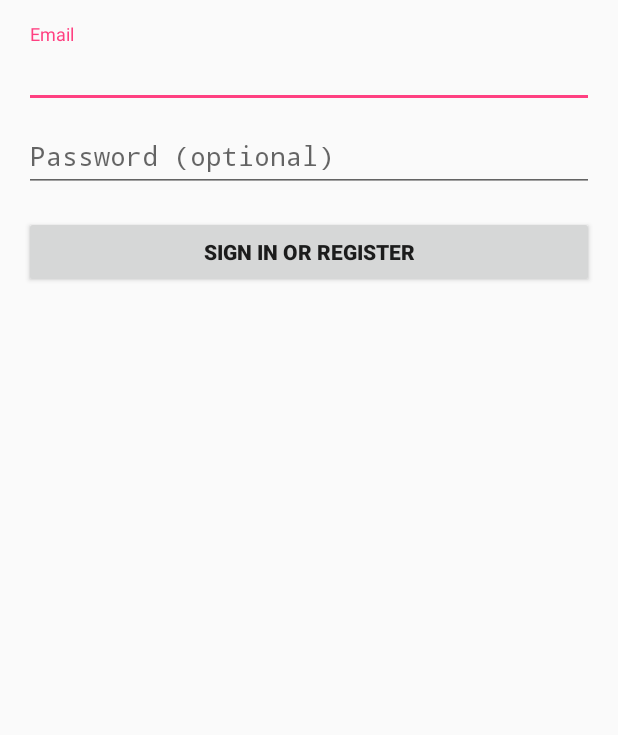
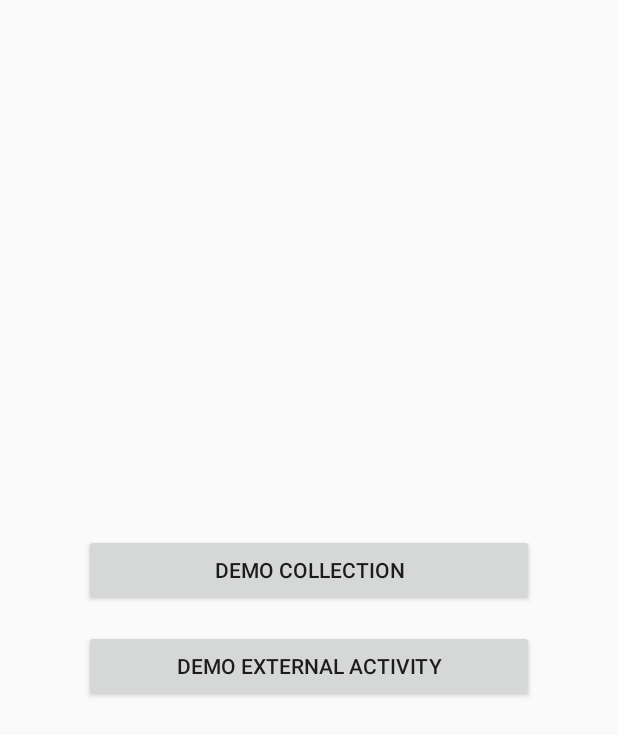
Before and after one commit to komolov-andrey/smart_aquarium, an Android app: the screen it shows after launch (LoginActivity before the commit, MainActivity after it), after a tap on "SIGN IN OR REGISTER", on a phone screen of 412 x 824 dp. Shown: the top 735 px of the screen. Run offline under Robolectric (Android 15) with nearby library versions, the phone set to English and light mode, and no system bars; 3 statements that could not run were skipped.

Commit message:
view pager don't work :(

```diff
--- a/app/src/main/AndroidManifest.xml
+++ b/app/src/main/AndroidManifest.xml
@@ -22,6 +22,8 @@
                 <category android:name="android.intent.category.LAUNCHER" />
             </intent-filter>
         </activity>
+        <activity android:name=".CollectionDemoActivity" android:label="@string/demo_collection" />
+        <activity android:name=".MainActivity" />
     </application>
 
 </manifest>
--- a/app/src/main/java/ru/mtuci/smart_aquarium/LoginActivity.java
+++ b/app/src/main/java/ru/mtuci/smart_aquarium/LoginActivity.java
@@ -1,6 +1,7 @@
 package ru.mtuci.smart_aquarium;
 
 import android.app.Activity;
+import android.content.Intent;
 import android.os.Bundle;
 import android.view.View;
 import android.view.View.OnClickListener;
@@ -35,8 +36,12 @@ public class LoginActivity extends Activity {
             @Override
             public void onClick(View view) {
                 // Обработчик кнопки
-                toast = Toast.makeText(getApplicationContext(),"Пора покормить кота!!!", Toast.LENGTH_SHORT);
-                toast.show();
+
+                    Intent intent = new Intent(LoginActivity.this, MainActivity.class);
+                    startActivity(intent);
+                    toast = Toast.makeText(getApplicationContext(), "Пользователь не авторизован", Toast.LENGTH_SHORT);
+                    toast.show();
+
             }
         });
     }
--- /dev/null
+++ b/app/src/main/java/ru/mtuci/smart_aquarium/MainActivity.java
@@ -0,0 +1,188 @@
+package ru.mtuci.smart_aquarium;
+
+import android.app.ActionBar;
+import android.app.FragmentTransaction;
+import android.content.Intent;
+import android.os.Bundle;
+import android.support.v4.app.Fragment;
+import android.support.v4.app.FragmentActivity;
+import android.support.v4.app.FragmentManager;
+import android.support.v4.app.FragmentPagerAdapter;
+import android.support.v4.view.ViewPager;
+import android.view.LayoutInflater;
+import android.view.View;
+import android.view.ViewGroup;
+import android.widget.TextView;
+
+public class MainActivity extends FragmentActivity implements ActionBar.TabListener {
+
+    /**
+     * The {@link android.support.v4.view.PagerAdapter} that will provide fragments for each of the
+     * three primary sections of the app. We use a {@link android.support.v4.app.FragmentPagerAdapter}
+     * derivative, which will keep every loaded fragment in memory. If this becomes too memory
+     * intensive, it may be best to switch to a {@link android.support.v4.app.FragmentStatePagerAdapter}.
+     */
+    AppSectionsPagerAdapter mAppSectionsPagerAdapter;
+
+    /**
+     * The {@link ViewPager} that will display the three primary sections of the app, one at a
+     * time.
+     */
+    ViewPager mViewPager;
+
+    public void onCreate(Bundle savedInstanceState) {
+        super.onCreate(savedInstanceState);
+        setContentView(R.layout.activity_main);
+
+        // Create the adapter that will return a fragment for each of the three primary sections
+        // of the app.
+        mAppSectionsPagerAdapter = new AppSectionsPagerAdapter(getSupportFragmentManager());
+
+        // Set up the action bar.
+        final ActionBar actionBar = getActionBar();
+
+        // Specify that the Home/Up button should not be enabled, since there is no hierarchical
+        // parent.
+        actionBar.setHomeButtonEnabled(false);
+
+        // Specify that we will be displaying tabs in the action bar.
+        actionBar.setNavigationMode(ActionBar.NAVIGATION_MODE_TABS);
+
+        // Set up the ViewPager, attaching the adapter and setting up a listener for when the
+        // user swipes between sections.
+        mViewPager = (ViewPager) findViewById(R.id.pager);
+        mViewPager.setAdapter(mAppSectionsPagerAdapter);
+        mViewPager.setOnPageChangeListener(new ViewPager.SimpleOnPageChangeListener() {
+            @Override
+            public void onPageSelected(int position) {
+                // When swiping between different app sections, select the corresponding tab.
+                // We can also use ActionBar.Tab#select() to do this if we have a reference to the
+                // Tab.
+                actionBar.setSelectedNavigationItem(position);
+            }
+        });
+
+        // For each of the sections in the app, add a tab to the action bar.
+        for (int i = 0; i < mAppSectionsPagerAdapter.getCount(); i++) {
+            // Create a tab with text corresponding to the page title defined by the adapter.
+            // Also specify this Activity object, which implements the TabListener interface, as the
+            // listener for when this tab is selected.
+            actionBar.addTab(
+                    actionBar.newTab()
+                            .setText(mAppSectionsPagerAdapter.getPageTitle(i))
+                            .setTabListener(this));
+        }
+    }
+
+    @Override
+    public void onTabUnselected(ActionBar.Tab tab, FragmentTransaction fragmentTransaction) {
+    }
+
+    @Override
+    public void onTabSelected(ActionBar.Tab tab, FragmentTransaction fragmentTransaction) {
+        // When the given tab is selected, switch to the corresponding page in the ViewPager.
+        mViewPager.setCurrentItem(tab.getPosition());
+    }
+
+    @Override
+    public void onTabReselected(ActionBar.Tab tab, FragmentTransaction fragmentTransaction) {
+    }
+
+    /**
+     * A {@link FragmentPagerAdapter} that returns a fragment corresponding to one of the primary
+     * sections of the app.
+     */
+    public static class AppSectionsPagerAdapter extends FragmentPagerAdapter {
+
+        public AppSectionsPagerAdapter(FragmentManager fm) {
+            super(fm);
+        }
+
+        @Override
+        public Fragment getItem(int i) {
+            switch (i) {
+                case 0:
+                    // The first section of the app is the most interesting -- it offers
+                    // a launchpad into the other demonstrations in this example application.
+                    return new LaunchpadSectionFragment();
+
+                default:
+                    // The other sections of the app are dummy placeholders.
+                    Fragment fragment = new DummySectionFragment();
+                    Bundle args = new Bundle();
+                    args.putInt(DummySectionFragment.ARG_SECTION_NUMBER, i + 1);
+                    fragment.setArguments(args);
+                    return fragment;
+            }
+        }
+
+        @Override
+        public int getCount() {
+            return 3;
+        }
+
+        @Override
+        public CharSequence getPageTitle(int position) {
+            return "Section " + (position + 1);
+        }
+    }
+
+    /**
+     * A fragment that launches other parts of the demo application.
+     */
+    public static class LaunchpadSectionFragment extends Fragment {
+
+        @Override
+        public View onCreateView(LayoutInflater inflater, ViewGroup container,
+                                 Bundle savedInstanceState) {
+            View rootView = inflater.inflate(R.layout.fragment_section_launchpad, container, false);
+
+            // Demonstration of a collection-browsing activity.
+            rootView.findViewById(R.id.demo_collection_button)
+                    .setOnClickListener(new View.OnClickListener() {
+                        @Override
+                        public void onClick(View view) {
+                            Intent intent = new Intent(getActivity(), CollectionDemoActivity.class);
+                            startActivity(intent);
+                        }
+                    });
+
+            // Demonstration of navigating to external activities.
+            rootView.findViewById(R.id.demo_external_activity)
+                    .setOnClickListener(new View.OnClickListener() {
+                        @Override
+                        public void onClick(View view) {
+                            // Create an intent that asks the user to pick a photo, but using
+                            // FLAG_ACTIVITY_CLEAR_WHEN_TASK_RESET, ensures that relaunching
+                            // the application from the device home screen does not return
+                            // to the external activity.
+                            Intent externalActivityIntent = new Intent(Intent.ACTION_PICK);
+                            externalActivityIntent.setType("image/*");
+                            externalActivityIntent.addFlags(
+                                    Intent.FLAG_ACTIVITY_CLEAR_WHEN_TASK_RESET);
+                            startActivity(externalActivityIntent);
+                        }
+                    });
+
+            return rootView;
+        }
+    }
+
+    /**
+     * A dummy fragment representing a section of the app, but that simply displays dummy text.
+     */
+    public static class DummySectionFragment extends Fragment {
+
+        public static final String ARG_SECTION_NUMBER = "section_number";
+
+        @Override
+        public View onCreateView(LayoutInflater inflater, ViewGroup container,
+                                 Bundle savedInstanceState) {
+            View rootView = inflater.inflate(R.layout.fragment_section_dummy, container, false);
+            Bundle args = getArguments();
+            ((TextView) rootView.findViewById(android.R.id.text1)).setText(
+                    getString(R.string.dummy_section_text, args.getInt(ARG_SECTION_NUMBER)));
+            return rootView;
+        }
+    }
+}
--- /dev/null
+++ b/app/src/main/res/layout/activity_main.xml
@@ -0,0 +1,5 @@
+<?xml version="1.0" encoding="utf-8"?>
+<android.support.v4.view.ViewPager xmlns:android="http://schemas.android.com/apk/res/android"
+    android:id="@+id/pager"
+    android:layout_width="match_parent"
+    android:layout_height="match_parent" />
--- /dev/null
+++ b/app/src/main/res/layout/fragment_section_launchpad.xml
@@ -0,0 +1,21 @@
+<?xml version="1.0" encoding="utf-8"?>
+<FrameLayout xmlns:android="http://schemas.android.com/apk/res/android"
+    android:layout_width="match_parent"
+    android:layout_height="match_parent">
+
+    <LinearLayout android:orientation="vertical"
+        android:layout_width="wrap_content"
+        android:layout_height="wrap_content"
+        android:layout_gravity="center">
+
+    <Button android:id="@+id/demo_collection_button"
+        android:layout_width="300dp"
+        android:layout_height="wrap_content"
+        android:layout_marginBottom="16dp"
+        android:text="@string/demo_collection" />
+    <Button android:id="@+id/demo_external_activity"
+        android:layout_width="match_parent"
+        android:layout_height="wrap_content"
+        android:text="@string/demo_external_activity" />
+</LinearLayout>
+</FrameLayout>
--- a/app/src/main/res/values/strings.xml
+++ b/app/src/main/res/values/strings.xml
@@ -10,7 +10,9 @@
     <string name="error_invalid_password">This password is too short</string>
     <string name="error_incorrect_password">This password is incorrect</string>
     <string name="error_field_required">This field is required</string>
-    <string name="permission_rationale">"Contacts permissions are needed for providing email
-        completions."
-    </string>
+    <string name="permission_rationale">Contacts permissions are needed for providing email completions</string>
+    <string name="demo_external_activity">Demo External Activity</string>
+    <string name="demo_collection">Demo Collection</string>
+    <string name="dummy_section_text">Section %1d is just a dummy section.</string>
+
 </resources>
```
Also changed, not shown: app/src/main/java/ru/mtuci/smart_aquarium/CollectionDemoActivity.java (added, +132 -0 lines), app/src/main/res/layout/activity_collection_demo.xml (added, +16 -0 lines), app/src/main/res/layout/fragment_collection_object.xml (added, +8 -0 lines), app/src/main/res/layout/fragment_section_dummy.xml (added, +8 -0 lines).
